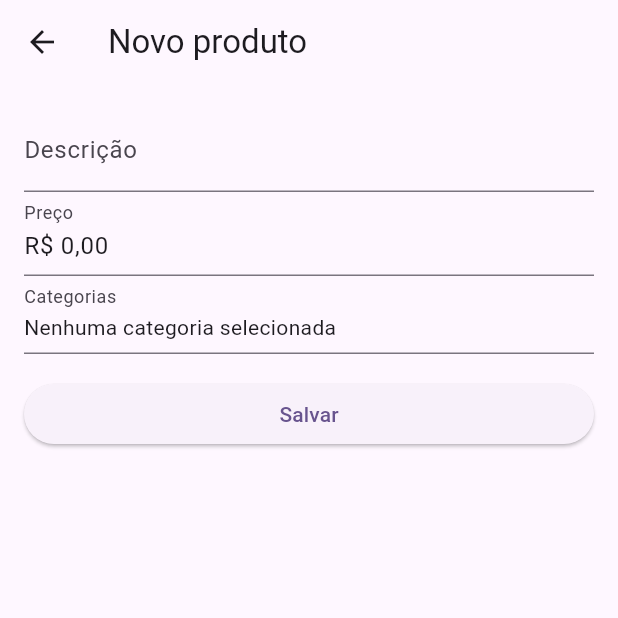
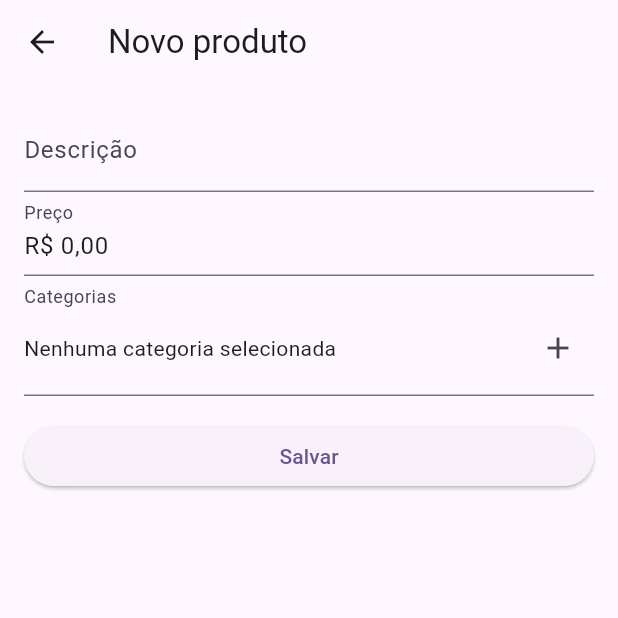
Before and after one commit to leandrofabianjr/todavenda, a Flutter app: the ProductFormView screen opened directly, on a phone screen of 412 x 824 dp, the top half of it. Run offline on Flutter 3.47's test engine with Material 2 defaults, Android fonts, the phone set to English and light mode, and no system bars; our stand-ins replace bloc, equatable, flutter_bloc.

Commit message:
Corrigindo seletor de categorias dos produtos

```diff
--- a/lib/products/widgets/form_fields/product_categories_selector/bloc/product_categories_selector_state.dart
+++ b/lib/products/widgets/form_fields/product_categories_selector/bloc/product_categories_selector_state.dart
@@ -16,7 +16,7 @@ final class ProductCategoriesSelectorLoaded
   final Map<ProductCategory, bool> categories;
 
   @override
-  List<Object> get props => [categories];
+  List<Object> get props => [categories.hashCode];
 }
 
 final class ProductCategoriesSelectorSubmitting
--- a/lib/products/widgets/form_fields/product_categories_selector/product_categories_selector.dart
+++ b/lib/products/widgets/form_fields/product_categories_selector/product_categories_selector.dart
@@ -1,63 +1,91 @@
 import 'package:flutter/material.dart';
+import 'package:todavenda/products/widgets/form_fields/product_categories_selector/product_categories_selector_list_page.dart';
 
 import '../../../models/product_category.dart';
-import 'product_categories_selector_list_page.dart';
 
-class ProductCategoriesSelector extends StatelessWidget {
+class ProductCategoriesSelector extends StatefulWidget {
   const ProductCategoriesSelector({
     super.key,
     this.decoration,
-    required this.initialValue,
+    this.initialValue,
     required this.onChanged,
   });
 
   final InputDecoration? decoration;
-  final List<ProductCategory> initialValue;
+  final List<ProductCategory>? initialValue;
   final Function(List<ProductCategory> selected) onChanged;
 
   @override
+  State<ProductCategoriesSelector> createState() =>
+      _ProductCategoriesSelectorState();
+}
+
+class _ProductCategoriesSelectorState extends State<ProductCategoriesSelector> {
+  late List<ProductCategory> selecteds;
+
+  @override
+  void initState() {
+    selecteds = widget.initialValue ?? [];
+    super.initState();
+  }
+
+  @override
   Widget build(BuildContext context) {
-    return GestureDetector(
-      onTap: () => Navigator.of(context)
-          .push<List<ProductCategory>>(
-        MaterialPageRoute(
-          builder: (context) => ProductCategoriesSelectorListPage(
-            selectedCategories: initialValue,
-          ),
-          fullscreenDialog: true,
-        ),
-      )
-          .then((selected) {
-        if (selected != null) {
-          onChanged(selected);
-        }
-      }),
-      child: InputDecorator(
-        decoration: decoration ?? const InputDecoration(),
-        child: _buildContent(),
+    return InputDecorator(
+      decoration: widget.decoration ?? const InputDecoration(),
+      child: Row(
+        children: [
+          Expanded(child: _buildSelectedCategories()),
+          _buildAddIcon(context)
+        ],
       ),
     );
   }
 
-  Widget _buildContent() {
-    if (initialValue.isEmpty) {
+  Widget _buildSelectedCategories() {
+    if (selecteds.isEmpty) {
       return const Text('Nenhuma categoria selecionada');
     }
     return Wrap(
-      children: initialValue
+      children: selecteds
           .map((e) => Padding(
                 padding: const EdgeInsets.symmetric(horizontal: 4.0),
                 child: Chip(
+                  backgroundColor:
+                      Theme.of(context).colorScheme.primaryContainer,
                   padding: EdgeInsets.zero,
                   label: Text(e.name),
                   deleteIcon: const Icon(Icons.close),
                   onDeleted: () {
-                    initialValue.remove(e);
-                    onChanged(initialValue);
+                    setState(() => selecteds.remove(e));
+                    widget.onChanged(selecteds);
                   },
                 ),
               ))
           .toList(),
     );
   }
+
+  IconButton _buildAddIcon(BuildContext context) {
+    return IconButton(
+      onPressed: () => Navigator.of(context)
+          .push<List<ProductCategory>>(
+        MaterialPageRoute(
+          builder: (context) => ProductCategoriesSelectorListPage(
+            selectedCategories: selecteds,
+          ),
+          fullscreenDialog: true,
+        ),
+      )
+          .then(
+        (selecteds) {
+          if (selecteds != null && selecteds.isNotEmpty) {
+            setState(() => this.selecteds = selecteds);
+            widget.onChanged(selecteds);
+          }
+        },
+      ),
+      icon: const Icon(Icons.add),
+    );
+  }
 }
```
Also changed, not shown: lib/products/widgets/form_fields/product_categories_selector/bloc/product_categories_selector_bloc.dart (+16 -3 lines), lib/products/widgets/form_fields/product_categories_selector/bloc/product_categories_selector_event.dart (+1 -7 lines), lib/products/widgets/form_fields/product_categories_selector/product_categories_selector_list_page.dart (+3 -10 lines).
